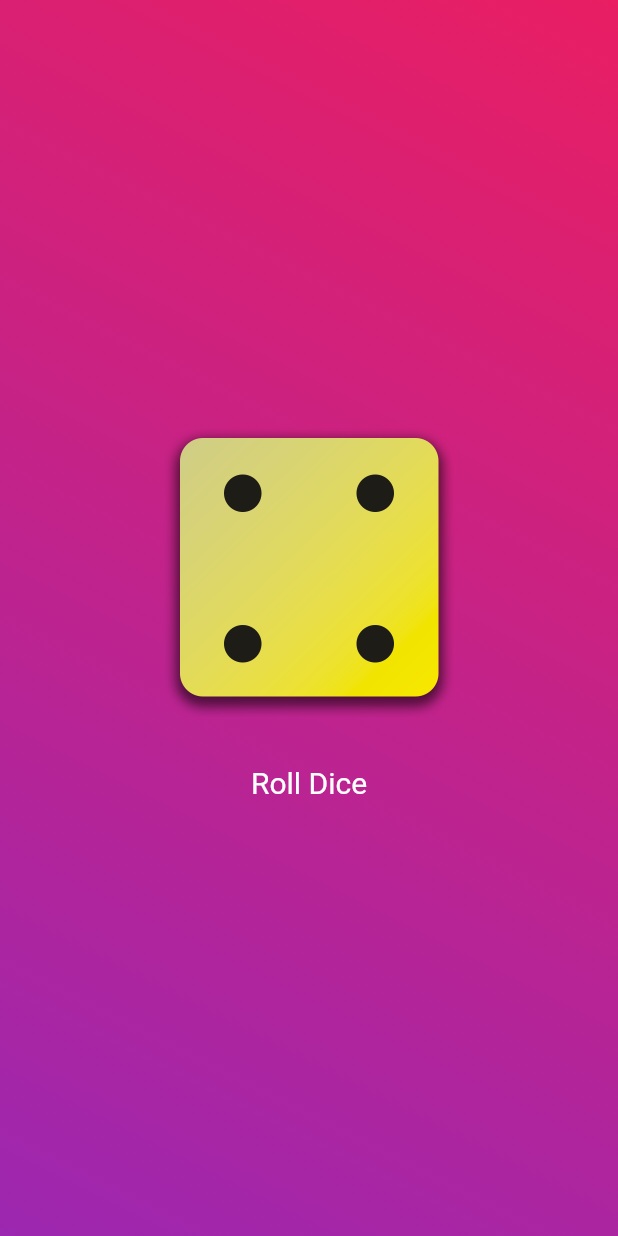
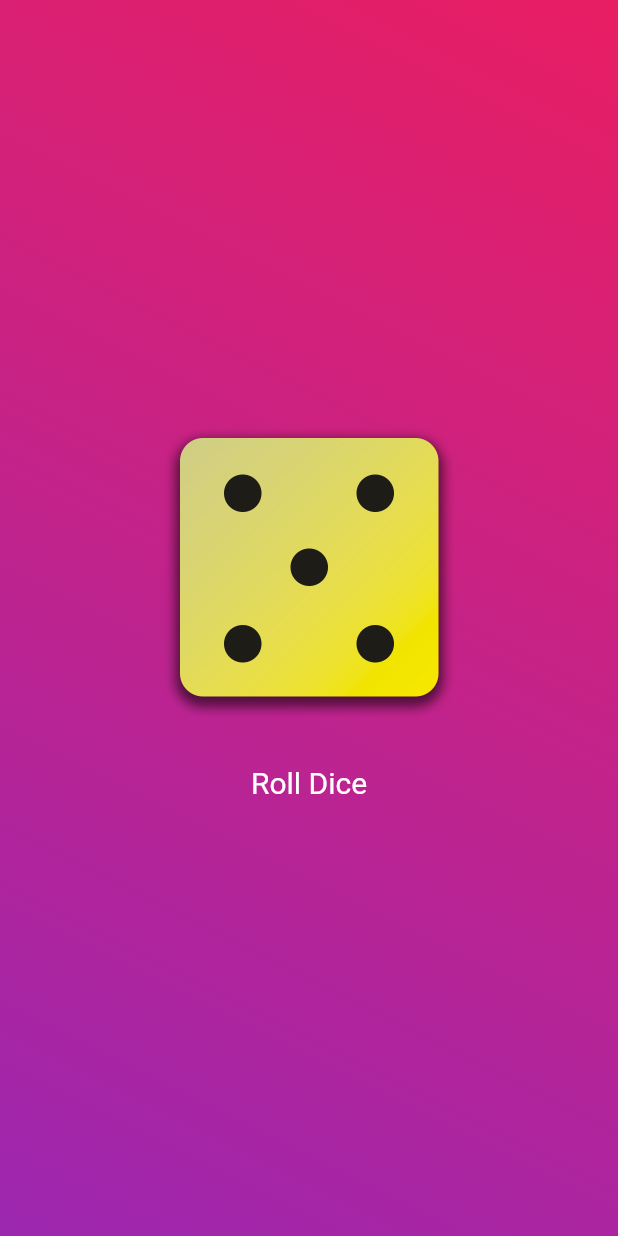
Before and after one commit to thieng101/flutter_application_1, a Flutter app: the screen it shows after launch, after a tap on "Roll Dice", on a phone screen of 412 x 824 dp. Run offline on Flutter 3.47's test engine with Material 3 defaults, Android fonts, the phone set to English and light mode, and no system bars.

Commit message:
completed Roll Dice App

```diff
--- a/lib/dice_roller.dart
+++ b/lib/dice_roller.dart
@@ -1,4 +1,7 @@
 import 'package:flutter/material.dart';
+import 'dart:math';
+
+final randomizer = Random();
 
 class DiceRoller extends StatefulWidget {
   const DiceRoller({super.key});
@@ -10,11 +13,11 @@ class DiceRoller extends StatefulWidget {
 }
 
 class _DiceRollerState extends State<DiceRoller> {
-  var activeDiceImage = 'assets/image/dice-2.png';
+  var currentDiceRoll = 2;
 
   void rollDice() {
     setState(() {
-      activeDiceImage = 'assets/image/dice-4.png';
+      currentDiceRoll = randomizer.nextInt(6) + 1; // 0 <> 6
     });
     // print("Rolling " + activeDiceImage);
   }
@@ -26,7 +29,8 @@ class _DiceRollerState extends State<DiceRoller> {
       children: [
         Padding(
           padding: const EdgeInsets.only(bottom: 20),
-          child: Image.asset(activeDiceImage, width: 200),
+          child:
+              Image.asset('assets/image/dice-$currentDiceRoll.png', width: 200),
         ),
         // const SizedBox(height: 20),
         TextButton(
```
